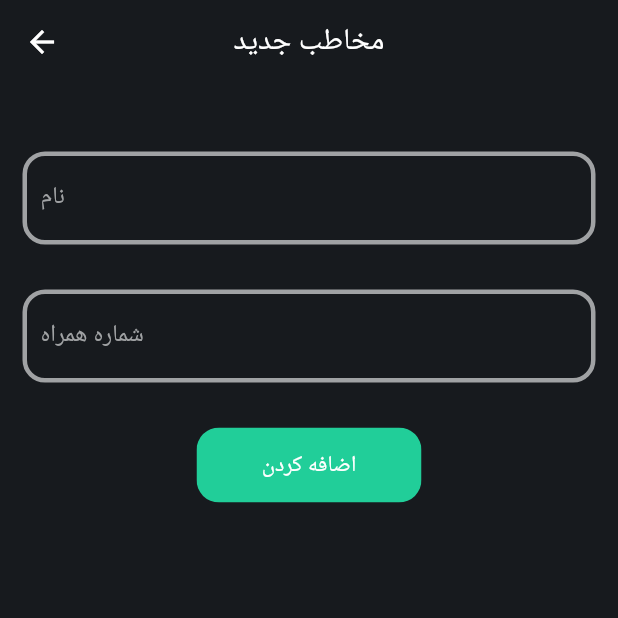
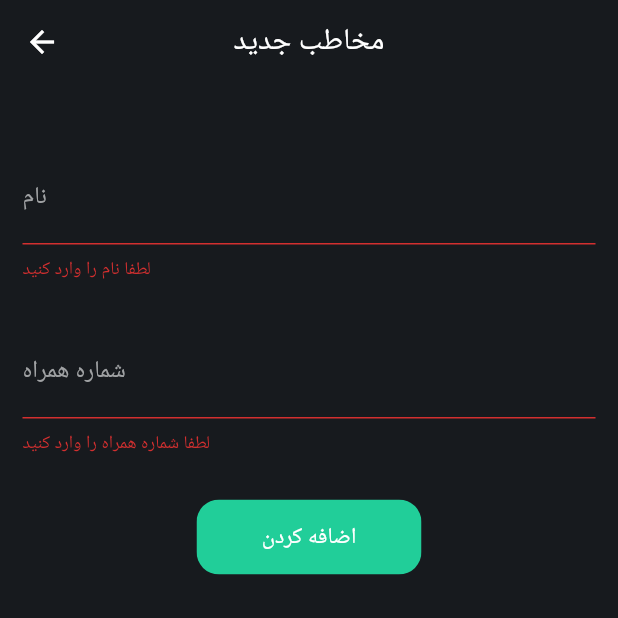
Before and after one commit to Sobhan-Ziyaei/online_phone_book_app, a Flutter app: the AddEditScreen screen opened directly, after a tap on "اضافه کردن", on a phone screen of 412 x 824 dp, the top half of it. Run offline on Flutter 3.47's test engine with Material 2 defaults, Android fonts, the phone set to English and light mode, and no system bars.

Commit message:
change TextField to TextFormField

```diff
--- a/lib/screens/add_edit_screen.dart
+++ b/lib/screens/add_edit_screen.dart
@@ -15,9 +15,12 @@ class AddEditScreen extends StatefulWidget {
 }
 
 class _AddEditScreenState extends State<AddEditScreen> {
+  final formKey = GlobalKey<FormState>();
   @override
   Widget build(BuildContext context) {
-    return Scaffold(
+    return Form(
+      key: formKey,
+      child: Scaffold(
         appBar: AppBar(
           backgroundColor: CustomColor.blackColor,
           elevation: 0,
@@ -35,6 +38,7 @@ class _AddEditScreenState extends State<AddEditScreen> {
                   height: 30,
                 ),
                 PersonalTextField(
+                  errorText: 'لطفا نام را وارد کنید',
                   labelText: 'نام',
                   inputType: TextInputType.name,
                   controller: AddEditScreen.nameController,
@@ -44,6 +48,7 @@ class _AddEditScreenState extends State<AddEditScreen> {
                   height: 30,
                 ),
                 PersonalTextField(
+                  errorText: 'لطفا شماره همراه را وارد کنید',
                   labelText: 'شماره همراه',
                   inputType: TextInputType.number,
                   controller: AddEditScreen.numberController,
@@ -58,9 +63,12 @@ class _AddEditScreenState extends State<AddEditScreen> {
                     style: const TextStyle(fontSize: 15),
                   ),
                   width: 150,
-                onPressed: () {},
+                  onPressed: () {
+                    if (formKey.currentState!.validate()) {}
+                  },
                 )
               ],
+            ),
           ),
         ),
       ),
--- a/lib/widgets/PersonalTextField.dart
+++ b/lib/widgets/PersonalTextField.dart
@@ -6,10 +6,13 @@ class PersonalTextField extends StatelessWidget {
   final TextInputType inputType;
   final TextEditingController controller;
   final String hintText;
+  final String errorText;
+
   final String labelText;
   //
   const PersonalTextField({
     Key? key,
+    required this.errorText,
     required this.labelText,
     required this.inputType,
     required this.controller,
@@ -18,7 +21,13 @@ class PersonalTextField extends StatelessWidget {
 
   @override
   Widget build(BuildContext context) {
-    return TextField(
+    return TextFormField(
+      validator: (value) {
+        if (value == null || value.isEmpty) {
+          return errorText;
+        }
+        return null;
+      },
       style: const TextStyle(
         color: Colors.white,
       ),
```
Lines whose indentation alone changed are shown as unchanged.
